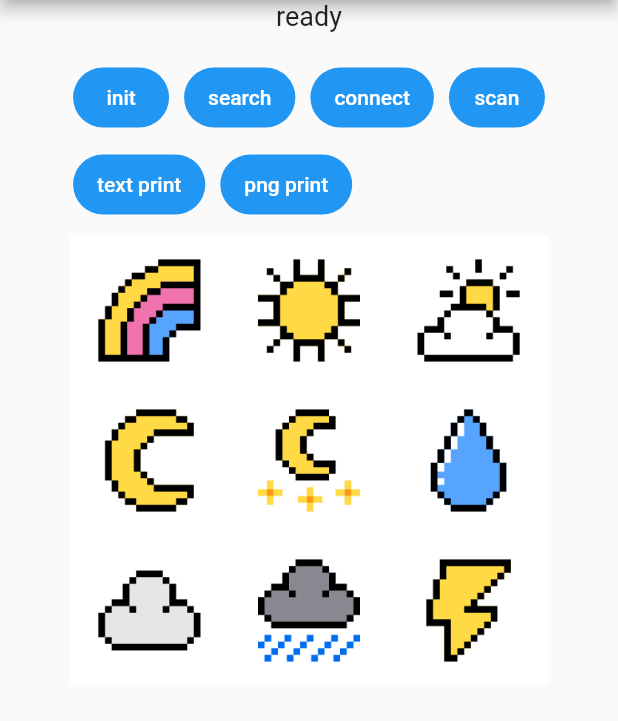
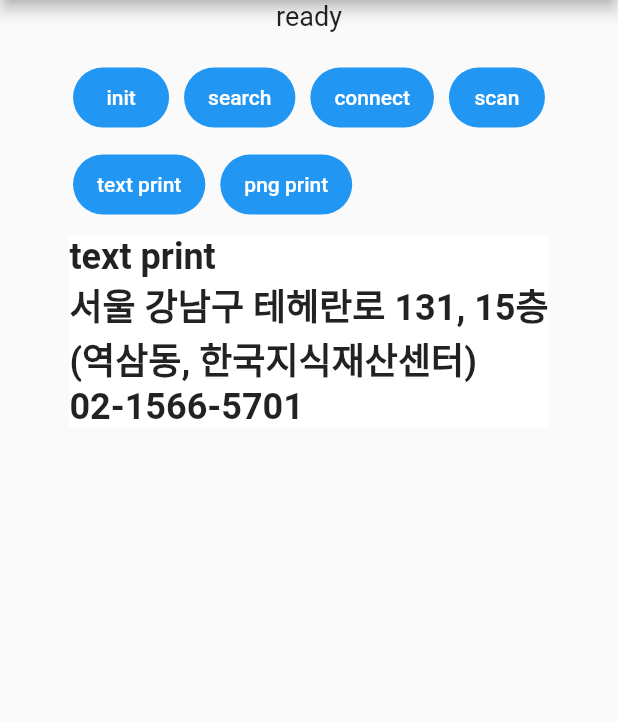
Before and after one commit to Recycle-Ledger/bixolon_plugin, a Flutter app: the screen it shows after launch, after a tap on "text print", on a phone screen of 412 x 824 dp, the part 84-805 px from its top. Run offline on Flutter 3.47's test engine with Material 2 defaults, Android fonts, the phone set to English and light mode, and no system bars; our stand-ins replace permission_handler; missing offline and left inert: flutter_reactive_ble.

```diff
--- a/example/lib/main.dart
+++ b/example/lib/main.dart
@@ -2,6 +2,7 @@ import 'dart:io';
 
 import 'package:bixolon_plugin/bixolon_plugin.dart';
 import 'package:bixolon_plugin/bluetooth_device.dart';
+import 'package:bixolon_plugin/escape_sequence.dart';
 import 'package:flutter/material.dart';
 import 'package:flutter/rendering.dart';
 import 'dart:async';
@@ -37,7 +38,6 @@ class _MyAppState extends State<MyApp> {
 
     Future<Uint8List> widgetToByteArray() async {
       try {
-        print('inside');
         final boundary = key.currentContext?.findRenderObject() as RenderRepaintBoundary?;
         if (boundary == null) {
           return Future.error('key error');
@@ -54,7 +54,6 @@ class _MyAppState extends State<MyApp> {
         return Future.error(e.toString());
       }
     }
-
 
     return MaterialApp(
       home: Scaffold(
@@ -125,7 +124,8 @@ class _MyAppState extends State<MyApp> {
                   ),
                   FilledButton(
                     onPressed: () async {
-                      BixolonPlugin().printText('text print\n서울 강남구 테헤란로 131, 15층\n(역삼동, 한국지식재산센터)\n02-1566-5701');
+                      final es = EscapeSequence();
+                      BixolonPlugin().printText('${es.center}=================\n${es.doubleHighAndWide}${es.scale2TimesHorizontally}서울 강남구\n${es.normal}(역삼동, 한국지식재산센터)\n02-1566-5701');
                     },
                     child: const Text('text print'),
                   ),
@@ -142,13 +142,26 @@ class _MyAppState extends State<MyApp> {
                 key: key,
                 child: Container(
                   color: Colors.white,
+                  child: Text(
+                    'text print\n서울 강남구 테헤란로 131, 15층\n(역삼동, 한국지식재산센터)\n02-1566-5701',
+                    style: TextStyle(
+                      fontSize: 24,
+                      fontWeight: FontWeight.bold,
+                    ),
+                  ),
+                ),
+              ),
+              /* RepaintBoundary(
+                key: key,
+                child: Container(
+                  color: Colors.white,
                   child: Image.asset(
                     'assets/test.png',
                     height: 300,
                     fit: BoxFit.cover,
                   ),
                 ),
-              ),
+              ),*/
               if (pairedDeviceList.isNotEmpty)
                 Expanded(
                   child: ListView.builder(
```
Also changed, not shown: lib/bixolon_plugin.dart (+9 -0 lines), lib/escape_sequence.dart (added, +41 -0 lines), 1 other file.
